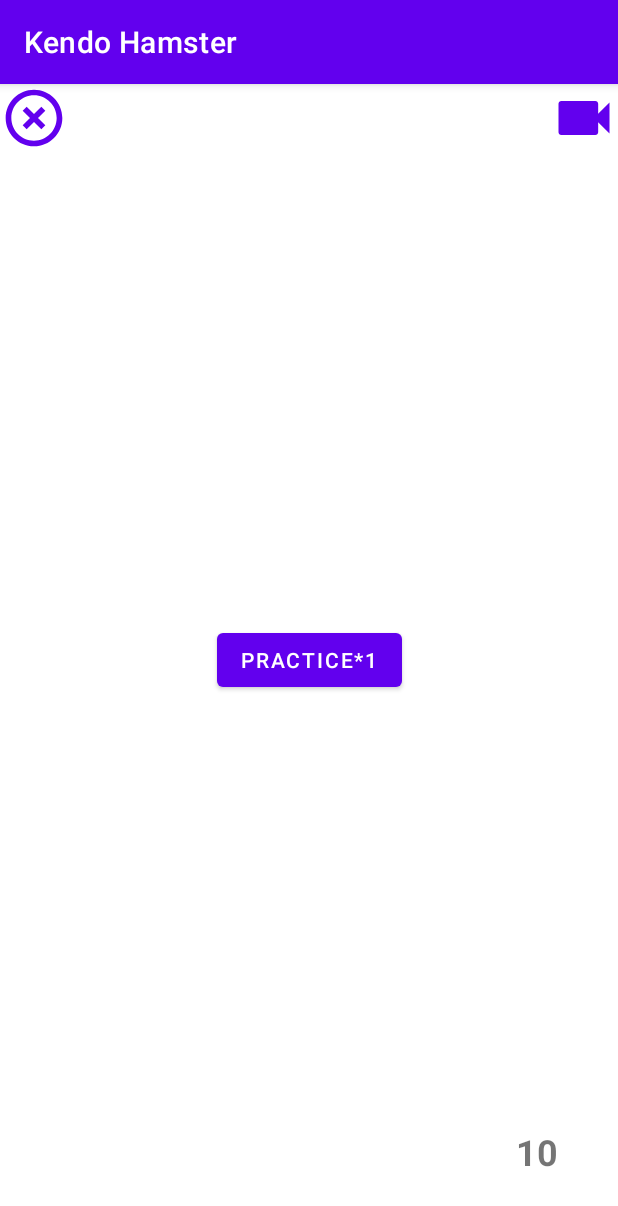
After one commit to Yang-Yun-Yeh/KendoHamster, an Android app: the TrainingView screen opened directly, with no data from a screen before it, on a phone screen of 412 x 824 dp. The commit adds this screen. Shown: the top 1206 px of the screen. Run offline under Robolectric (Android 15) with nearby library versions, the light colour scheme and no system bars.

Commit message:
Add TrainingView activity

```diff
--- a/app/src/main/AndroidManifest.xml
+++ b/app/src/main/AndroidManifest.xml
@@ -9,6 +9,9 @@
         android:roundIcon="@mipmap/ic_launcher_round"
         android:supportsRtl="true"
         android:theme="@style/Theme.KendoHamster">
+        <activity
+            android:name=".TrainingView"
+            android:exported="false" />
         <activity
             android:name=".HistoryDailyRecord"
             android:exported="false" />
--- a/app/src/main/java/com/ncumis/kendohamster/MainActivity.java
+++ b/app/src/main/java/com/ncumis/kendohamster/MainActivity.java
@@ -9,6 +9,7 @@ import android.widget.Button;
 
 public class MainActivity extends AppCompatActivity {
     Button btnMotionList,btnHistory,btnTrainingMenu,btnSettings;
+    Button btnTestPractice;
 
 
     @Override
@@ -48,5 +49,16 @@ public class MainActivity extends AppCompatActivity {
                 startActivity(i);
             }
         });
+
+
+        btnTestPractice = findViewById(R.id.btnTestPractice);
+        btnTestPractice.setOnClickListener(new View.OnClickListener() {
+            @Override
+            public void onClick(View view) {
+                Intent i = new Intent(MainActivity.this,TrainingView.class);
+                startActivity(i);
+            }
+        });
+
     }
 }
--- /dev/null
+++ b/app/src/main/java/com/ncumis/kendohamster/TrainingView.java
@@ -0,0 +1,69 @@
+package com.ncumis.kendohamster;
+
+import androidx.appcompat.app.AppCompatActivity;
+
+import android.content.Intent;
+import android.os.Bundle;
+import android.view.View;
+import android.widget.Button;
+import android.widget.TextView;
+import android.widget.Toast;
+
+public class TrainingView extends AppCompatActivity {
+
+    Button btnQuit, btnStartRecording, btnPractice;
+    TextView textCounter;
+    int practiceCount;
+
+    @Override
+    protected void onCreate(Bundle savedInstanceState) {
+        super.onCreate(savedInstanceState);
+        setContentView(R.layout.activity_training_view);
+
+        btnPractice = findViewById(R.id.btnPractice);
+        btnQuit = findViewById(R.id.btnQuit);
+        btnStartRecording = findViewById(R.id.btnStartRecording);
+        textCounter = findViewById(R.id.textCounter);
+        practiceCount = 10;
+
+        textCounter.setText(String.valueOf(practiceCount));
+
+        btnPractice.setOnClickListener(new View.OnClickListener() {
+            @Override
+            public void onClick(View view) {
+
+                if(practiceCount>1) { practiceCount -= 1; }
+                else{
+                    Intent i = new Intent(TrainingView.this, MotionList.class);
+                    startActivity(i);
+                    TrainingView.this.finish();
+                    Toast.makeText(getApplicationContext(),"Practice Complete",Toast.LENGTH_LONG).show();
+                }
+                textCounter.setText(String.valueOf(practiceCount));
+
+            }
+        });
+
+        btnQuit.setOnClickListener(new View.OnClickListener() {
+            @Override
+            public void onClick(View view) {
+
+                Intent i = new Intent(TrainingView.this, MotionList.class);
+                startActivity(i);
+                TrainingView.this.finish();
+
+            }
+        });
+
+        btnStartRecording.setOnClickListener(new View.OnClickListener() {
+            @Override
+            public void onClick(View view) {
+
+                Toast.makeText(getApplicationContext(),"Start Recording",Toast.LENGTH_LONG).show();
+
+            }
+        });
+
+    }
+
+}
--- /dev/null
+++ b/app/src/main/res/drawable/ic_baseline_highlight_off_24.xml
@@ -0,0 +1,10 @@
+<vector xmlns:android="http://schemas.android.com/apk/res/android"
+    android:width="24dp"
+    android:height="24dp"
+    android:viewportWidth="24"
+    android:viewportHeight="24"
+    android:tint="?attr/colorControlNormal">
+  <path
+      android:fillColor="@android:color/white"
+      android:pathData="M14.59,8L12,10.59 9.41,8 8,9.41 10.59,12 8,14.59 9.41,16 12,13.41 14.59,16 16,14.59 13.41,12 16,9.41 14.59,8zM12,2C6.47,2 2,6.47 2,12s4.47,10 10,10 10,-4.47 10,-10S17.53,2 12,2zM12,20c-4.41,0 -8,-3.59 -8,-8s3.59,-8 8,-8 8,3.59 8,8 -3.59,8 -8,8z"/>
+</vector>
--- /dev/null
+++ b/app/src/main/res/drawable/ic_baseline_videocam_24.xml
@@ -0,0 +1,10 @@
+<vector xmlns:android="http://schemas.android.com/apk/res/android"
+    android:width="24dp"
+    android:height="24dp"
+    android:viewportWidth="24"
+    android:viewportHeight="24"
+    android:tint="?attr/colorControlNormal">
+  <path
+      android:fillColor="@android:color/white"
+      android:pathData="M17,10.5V7c0,-0.55 -0.45,-1 -1,-1H4c-0.55,0 -1,0.45 -1,1v10c0,0.55 0.45,1 1,1h12c0.55,0 1,-0.45 1,-1v-3.5l4,4v-11l-4,4z"/>
+</vector>
--- a/app/src/main/res/layout/activity_main.xml
+++ b/app/src/main/res/layout/activity_main.xml
@@ -48,4 +48,14 @@
         app:layout_constraintEnd_toStartOf="@+id/btnSettings"
         app:layout_constraintStart_toStartOf="parent" />
 
+    <Button
+        android:id="@+id/btnTestPractice"
+        android:layout_width="wrap_content"
+        android:layout_height="wrap_content"
+        android:layout_marginTop="57dp"
+        android:text="test practice"
+        app:layout_constraintEnd_toEndOf="parent"
+        app:layout_constraintStart_toStartOf="parent"
+        app:layout_constraintTop_toTopOf="parent" />
+
 </androidx.constraintlayout.widget.ConstraintLayout>
--- /dev/null
+++ b/app/src/main/res/layout/activity_training_view.xml
@@ -0,0 +1,45 @@
+<?xml version="1.0" encoding="utf-8"?>
+<androidx.constraintlayout.widget.ConstraintLayout xmlns:android="http://schemas.android.com/apk/res/android"
+    xmlns:app="http://schemas.android.com/apk/res-auto"
+    xmlns:tools="http://schemas.android.com/tools"
+    android:layout_width="match_parent"
+    android:layout_height="match_parent"
+    tools:context=".TrainingView">
+
+    <Button
+        android:id="@+id/btnStartRecording"
+        style="@style/CustomIconButton"
+        android:background="@drawable/ic_baseline_videocam_24"
+        app:layout_constraintEnd_toEndOf="parent"
+        app:layout_constraintTop_toTopOf="parent" />
+
+    <Button
+        android:id="@+id/btnQuit"
+        style="@style/CustomIconButton"
+        android:background="@drawable/ic_baseline_highlight_off_24"
+        app:layout_constraintStart_toStartOf="parent"
+        app:layout_constraintTop_toTopOf="parent" />
+
+    <Button
+        android:id="@+id/btnPractice"
+        android:layout_width="wrap_content"
+        android:layout_height="wrap_content"
+        android:text="practice*1"
+        app:layout_constraintBottom_toBottomOf="parent"
+        app:layout_constraintEnd_toEndOf="parent"
+        app:layout_constraintStart_toStartOf="parent"
+        app:layout_constraintTop_toTopOf="parent" />
+
+    <TextView
+        android:id="@+id/textCounter"
+        android:layout_width="wrap_content"
+        android:layout_height="wrap_content"
+        android:layout_marginEnd="40dp"
+        android:layout_marginBottom="40dp"
+        android:text="Counter"
+        android:textSize="24sp"
+        android:textStyle="bold"
+        app:layout_constraintBottom_toBottomOf="parent"
+        app:layout_constraintEnd_toEndOf="parent" />
+
+</androidx.constraintlayout.widget.ConstraintLayout>
--- /dev/null
+++ b/app/src/main/res/values/Style.xml
@@ -0,0 +1,9 @@
+<?xml version="1.0" encoding="utf-8"?>
+<resources>
+    <style name="CustomIconButton">
+        <item name="android:layout_height">45dp</item>
+        <item name="android:layout_width">45dp</item>
+        <item name="colorAccent">@color/black</item>
+
+    </style>
+</resources>
```
